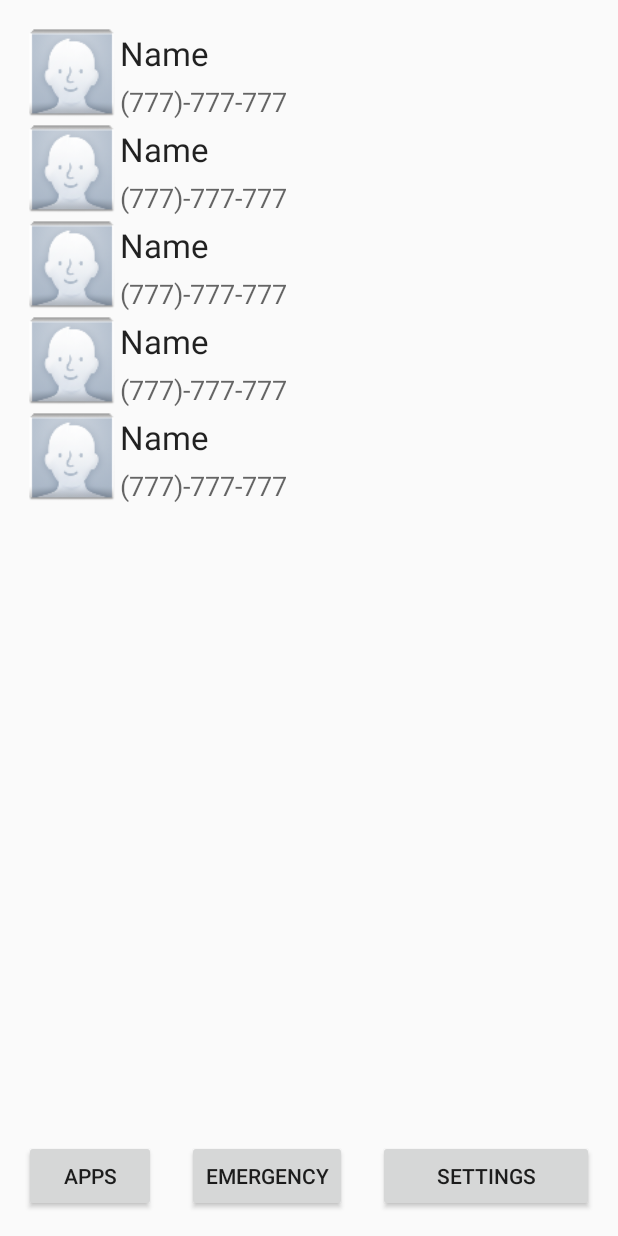
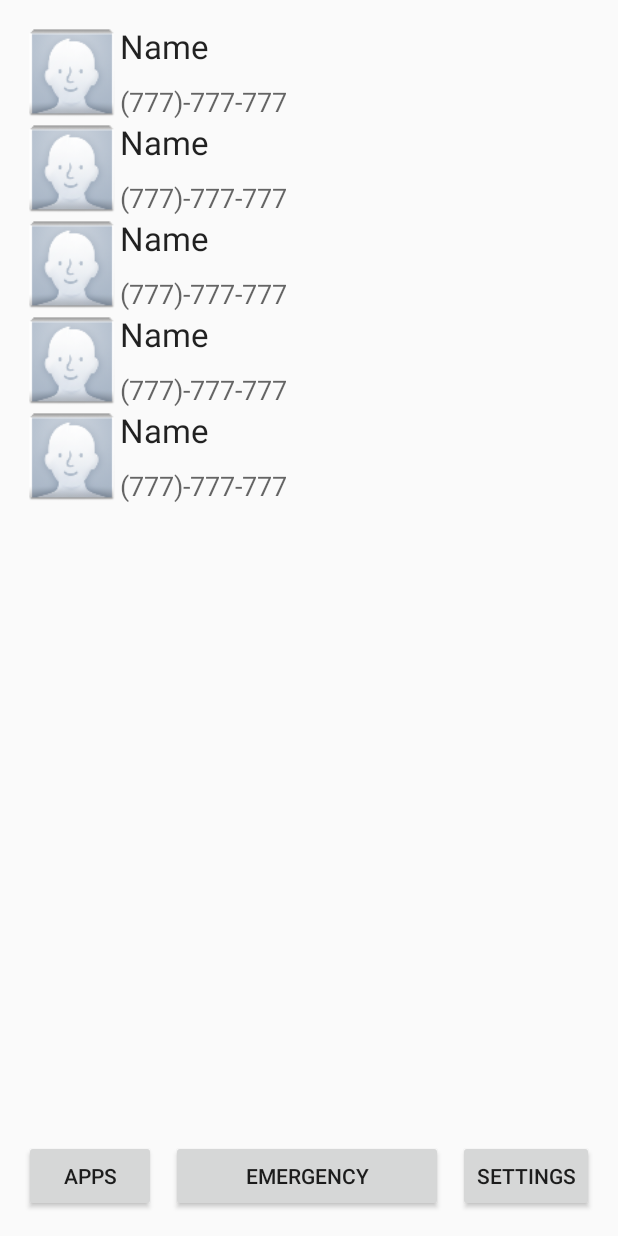
Before and after one commit to kyles0623/KatrinaUI, an Android app: the layout activity_main_ui.xml on its own in the app's theme, with its tools: preview values and no code run, on a phone screen of 412 x 824 dp. Run offline under Robolectric (Android 15) with nearby library versions, the phone set to English and light mode, and no system bars.

Commit message:
Update to KatrinaModule. Moved classes in MainUI into separate classes. Created ModuleFactory which will be used to add modules to the main ui.

```diff
--- a/app/src/main/java/com/katrina/ui/KatrinaModule.java
+++ b/app/src/main/java/com/katrina/ui/KatrinaModule.java
@@ -7,8 +7,10 @@ import android.graphics.drawable.Drawable;
  * Created by Alexander on 2/27/2015.
  */
 public interface KatrinaModule {
+    enum MOD_TYPE{ MODULE, APP, MISC}
     public Drawable getIconImage();
     public String getName();
     public boolean doAction(Context c);
-    public String getError();
+    public String getError(); //Clear error after being called.
+    public MOD_TYPE getModuleType();
 }
--- a/app/src/main/java/com/katrina/ui/ModuleApp.java
+++ b/app/src/main/java/com/katrina/ui/ModuleApp.java
@@ -36,6 +36,8 @@ public class ModuleApp implements KatrinaModule {
 
     @Override
     public String getError() {
-        return null;
+        return "";
     }
+
+    public MOD_TYPE getModuleType(){ return MOD_TYPE.APP;}
 }
--- a/app/src/main/res/layout/activity_main_ui.xml
+++ b/app/src/main/res/layout/activity_main_ui.xml
@@ -5,132 +5,117 @@
     android:paddingTop="@dimen/activity_vertical_margin"
     android:paddingBottom="@dimen/activity_vertical_margin" tools:context="com.katrina.ui.MainUI">
 
-    <GridLayout
-        android:layout_width="fill_parent"
-        android:layout_height="fill_parent"
-        android:columnCount="5"
-        android:rowCount="3"
-        android:id="@+id/grid1">
-
     <LinearLayout
         android:orientation="vertical"
         android:layout_width="fill_parent"
         android:layout_height="wrap_content"
-            android:layout_column="0"
-            android:layout_columnSpan="5"
-            android:id="@+id/layoutContacts"
+        android:layout_alignParentTop="true"
+        android:layout_alignParentStart="true"
+        android:id="@+id/contactsLayout"
         android:clickable="true"
-            android:layout_columnWeight="1"
-            android:layout_rowWeight="1">
+        android:showDividers="middle|beginning|end"
+        android:baselineAligned="false">
 
         <include
             android:layout_width="fill_parent"
             android:layout_height="wrap_content"
-                layout="@layout/view_contacts_ui"
-                android:id="@+id/contact1" />
+            layout="@layout/view_contacts_ui" />
 
         <include
             layout="@layout/view_contacts_ui"
             android:layout_width="fill_parent"
-                android:layout_height="wrap_content"
-                android:id="@+id/contact2" />
+            android:layout_height="wrap_content" />
 
         <include
             layout="@layout/view_contacts_ui"
             android:layout_width="fill_parent"
-                android:layout_height="wrap_content"
-                android:id="@+id/contact3" />
+            android:layout_height="wrap_content" />
 
         <include
             layout="@layout/view_contacts_ui"
             android:layout_width="fill_parent"
-                android:layout_height="wrap_content"
-                android:id="@+id/contact4" />
+            android:layout_height="wrap_content" />
 
         <include
             layout="@layout/view_contacts_ui"
             android:layout_width="fill_parent"
-                android:layout_height="wrap_content"
-                android:id="@+id/contact5" />
-
+            android:layout_height="wrap_content" />
     </LinearLayout>
 
     <GridView
         android:layout_width="match_parent"
-            android:layout_height="170dp"
+        android:layout_height="wrap_content"
         android:id="@+id/moduleGridView"
-            android:layout_row="1"
-            android:layout_columnSpan="5"
-            android:layout_column="0"
         android:choiceMode="singleChoice"
         android:numColumns="3"
         android:clickable="true"
         android:scrollingCache="false"
         android:stackFromBottom="false"
-            android:layout_columnWeight="2"
-            android:layout_rowWeight="2" />
+        android:minHeight="100dp"
+        android:layout_below="@+id/contactsLayout"
+        android:layout_alignParentEnd="true"
+        android:layout_above="@+id/grid1" />
+
+    <GridLayout
+        android:layout_width="fill_parent"
+        android:layout_height="wrap_content"
+        android:columnCount="5"
+        android:rowCount="1"
+        android:id="@+id/grid1"
+        android:layout_alignParentBottom="true"
+        android:layout_alignParentEnd="true">
 
         <Button
             android:layout_width="wrap_content"
             android:layout_height="wrap_content"
-            android:text="Apps"
+            android:text="@string/button_apps_str"
             android:id="@+id/apps"
             android:layout_column="0"
-            android:layout_row="2"
+            android:layout_row="0"
             android:layout_gravity="left|bottom"
             android:enabled="true"
             android:nestedScrollingEnabled="false"
-            android:onClick="onButtonClick"
-            android:clickable="true"
-            android:layout_rowWeight="3"
-            android:layout_columnWeight="1" />
+            android:onClick="onClick"
+            android:clickable="true" />
 
         <Space
-            android:layout_width="20dp"
-            android:layout_height="20dp"
-            android:layout_row="2"
+            android:layout_width="10dp"
+            android:layout_height="wrap_content"
+            android:layout_row="0"
             android:layout_column="1"
-            android:id="@+id/space1"
-            android:layout_columnWeight="2"
-            android:layout_rowWeight="3" />
+            android:id="@+id/space1" />
 
         <Button
             android:layout_width="wrap_content"
             android:layout_height="wrap_content"
-            android:text="Emergency"
+            android:text="@string/button_emergency_str"
             android:id="@+id/emergency"
             android:layout_column="2"
-            android:layout_row="2"
+            android:layout_row="0"
             android:layout_gravity="fill_horizontal|bottom|center_horizontal"
             android:enabled="true"
             android:nestedScrollingEnabled="false"
-            android:onClick="onButtonClick"
-            android:clickable="true"
-            android:layout_columnWeight="3"
-            android:layout_rowWeight="3" />
+            android:onClick="onClick"
+            android:clickable="true" />
 
         <Space
-            android:layout_width="20dp"
-            android:layout_height="20dp"
+            android:layout_width="10dp"
+            android:layout_height="wrap_content"
             android:layout_column="3"
-            android:layout_row="2"
-            android:id="@+id/space2"
-            android:layout_columnWeight="4"
-            android:layout_rowWeight="3" />
+            android:layout_row="0"
+            android:id="@+id/space2" />
 
         <Button
             android:layout_width="wrap_content"
             android:layout_height="wrap_content"
-            android:text="Settings"
+            android:text="@string/button_settings_str"
             android:id="@+id/settings"
             android:layout_column="4"
-            android:layout_row="2"
+            android:layout_row="0"
             android:layout_gravity="bottom"
             android:enabled="true"
-            android:onClick="onButtonClick"
-            android:clickable="true"
-            android:layout_columnWeight="5"
-            android:layout_rowWeight="3" />
+            android:onClick="onClick"
+            android:clickable="true" />
 
     </GridLayout>
 
--- a/app/src/main/res/layout/view_contacts_ui.xml
+++ b/app/src/main/res/layout/view_contacts_ui.xml
@@ -1,15 +1,16 @@
 <?xml version="1.0" encoding="utf-8"?>
-<GridLayout xmlns:android="http://schemas.android.com/apk/res/android"
+<RelativeLayout xmlns:android="http://schemas.android.com/apk/res/android"
     xmlns:tools="http://schemas.android.com/tools"
-    android:layout_width="fill_parent"
-    android:layout_height="wrap_content"
+    android:layout_width="match_parent"
+    android:layout_height="match_parent"
     android:columnCount="2"
     android:rowCount="2"
     android:orientation="vertical"
     android:clickable="true"
-    android:onClick="onButtonClick"
+    android:onClick="onClick"
     android:id="@+id/contactSlot"
-    tools:context=".MainUI">
+    tools:context=".MainUI"
+    android:longClickable="false">
 
     <ImageView
         android:layout_width="64dp"
@@ -19,25 +20,33 @@
         android:layout_column="0"
         android:layout_rowSpan="2"
         android:layout_columnSpan="1"
-        android:src="@mipmap/unknown" />
+        android:src="@mipmap/unknown"
+        android:layout_alignParentLeft="true"
+        android:layout_alignParentTop="true" />
 
     <TextView
-        android:layout_width="wrap_content"
+        android:layout_width="fill_parent"
         android:layout_height="wrap_content"
         android:textAppearance="?android:attr/textAppearanceLarge"
         android:text="Name"
         android:id="@+id/cName"
         android:layout_row="0"
         android:layout_column="1"
-        android:layout_gravity="left|center" />
+        android:layout_gravity="left|center"
+        android:layout_alignParentTop="true"
+        android:layout_toEndOf="@+id/cImg"
+        android:layout_above="@+id/cPhone" />
 
     <TextView
-        android:layout_width="wrap_content"
+        android:layout_width="fill_parent"
         android:layout_height="wrap_content"
         android:textAppearance="?android:attr/textAppearanceMedium"
         android:text="(777)-777-777"
         android:id="@+id/cPhone"
         android:layout_row="1"
         android:layout_column="1"
-        android:layout_gravity="left" />
-</GridLayout>
+        android:layout_gravity="left"
+        android:layout_alignBottom="@+id/cImg"
+        android:layout_toEndOf="@+id/cImg" />
+
+</RelativeLayout>
--- a/app/src/main/res/values/strings.xml
+++ b/app/src/main/res/values/strings.xml
@@ -3,7 +3,9 @@
 
     <string name="app_name">Katrina UI</string>
     <string name="title_activity_main_ui">MainUI</string>
-    <string name="hello_world">Hello world!</string>
     <string name="action_settings">Settings</string>
+    <string name="button_apps_str">Apps</string>
+    <string name="button_emergency_str">Emergency</string>
+    <string name="button_settings_str">Settings</string>
 
 </resources>
--- a/app/src/main/res/values/styles.xml
+++ b/app/src/main/res/values/styles.xml
@@ -1,8 +1,8 @@
 <resources>
 
     <!-- Base application theme. -->
-    <style name="AppTheme" parent="Theme.AppCompat.Light.NoActionBar">
-        <!-- Customize your theme here. -->
-    </style>
+    <style name="KatrinaTheme" parent="Theme.AppCompat.Light.NoActionBar"></style>
+
+    <style name="KatrinaTheme_MainUI" parent="@android:style/Theme.Wallpaper.NoTitleBar.Fullscreen"></style>
 
 </resources>
```
Also changed, not shown: app/src/main/AndroidManifest.xml (+10 -3 lines), app/src/main/java/com/katrina/ui/ContactInfo.java (added, +12 -0 lines), app/src/main/java/com/katrina/ui/ContactsAdapter.java (added, +50 -0 lines), app/src/main/java/com/katrina/ui/MainUI.java (+66 -84 lines), app/src/main/java/com/katrina/ui/ModuleAdapter.java (added, +104 -0 lines), app/src/main/java/com/katrina/ui/ModuleFactory.java (added, +28 -0 lines), app/src/main/res/values/ids.xml (added, +10 -0 lines), 1 other file. Lines whose indentation alone changed are shown as unchanged.
